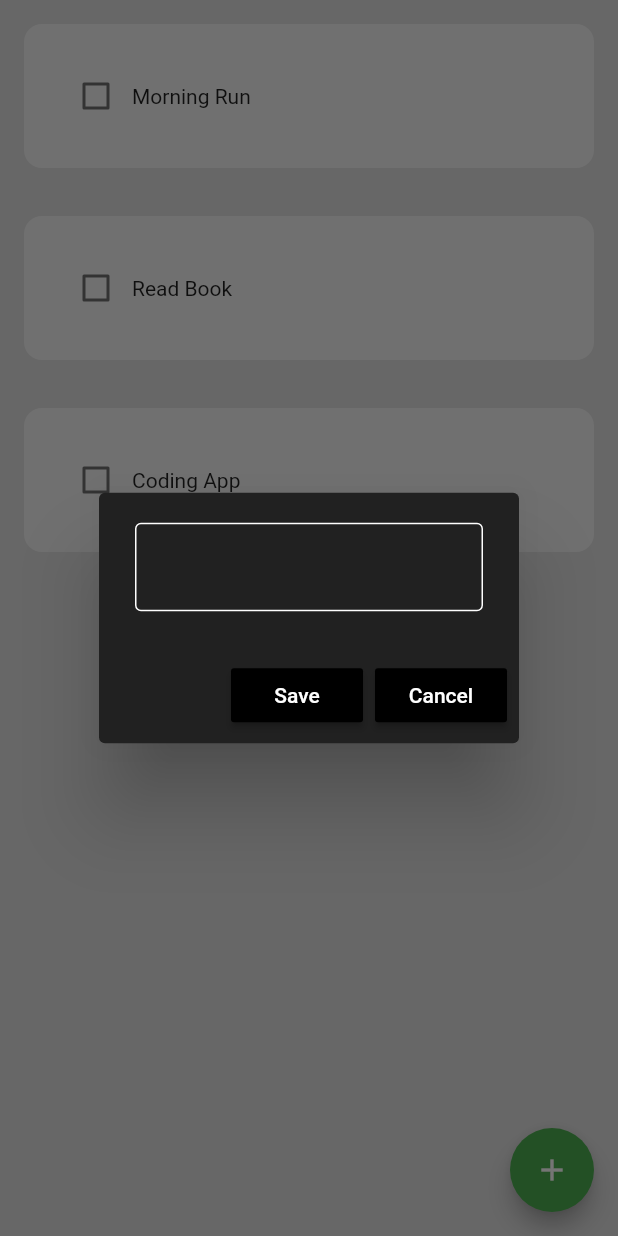
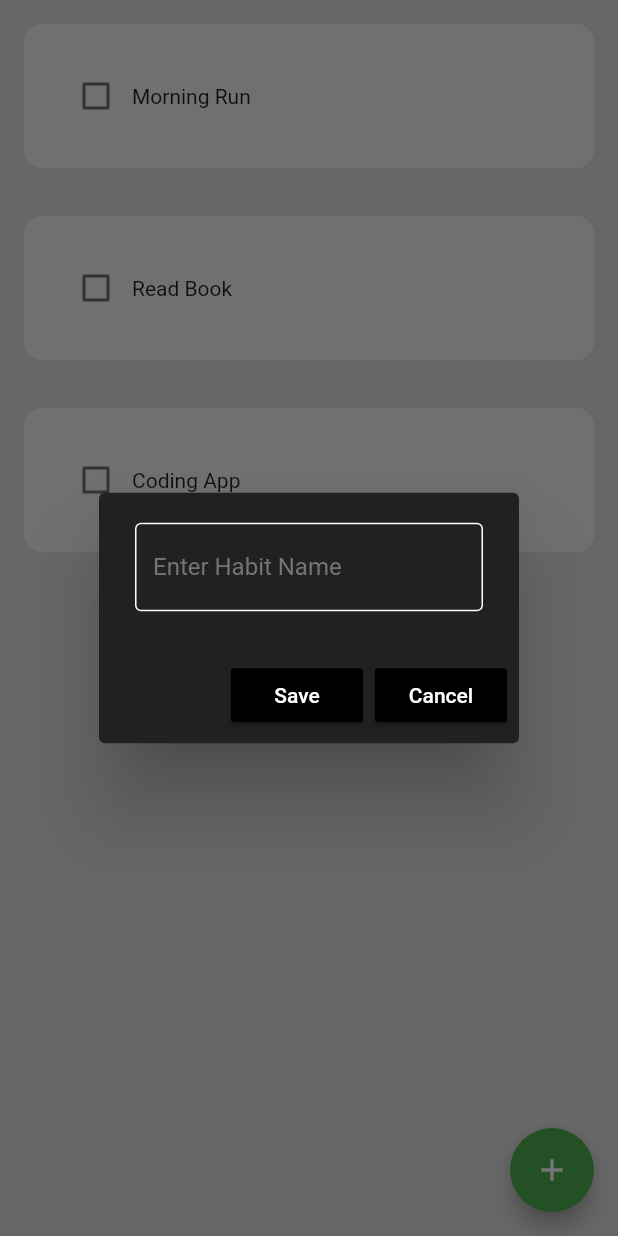
Before and after one commit to efraindrummer/habitTrackerApp, a Flutter app: the screen it shows after launch, after a tap on the "add" icon, on a phone screen of 412 x 824 dp. Run offline on Flutter 3.47's test engine with Material 2 defaults, Android fonts, the phone set to English and light mode, and no system bars; drawn by our look-alikes of flutter_slidable.

Commit message:
desing ui part 2 ready

```diff
--- a/lib/components/habit_tile.dart
+++ b/lib/components/habit_tile.dart
@@ -6,12 +6,16 @@ class HabitTile extends StatelessWidget {
   final String habitName;
   final bool habitCompleted;
   final Function(bool?)? onChanged;
+  final Function(BuildContext)? settingsTapped;
+  final Function(BuildContext)? deleteTapped;
 
   const HabitTile({
     Key? key,
     required this.habitName,
     required this.habitCompleted,
-    required this.onChanged
+    required this.onChanged,
+    required this.settingsTapped,
+    required this.deleteTapped
   }) : super(key: key);
 
   @override
@@ -20,12 +24,19 @@ class HabitTile extends StatelessWidget {
       padding: const EdgeInsets.all(16.0),
       child: Slidable(
         endActionPane: ActionPane(
-          motion: StretchMotion(),
+          motion: const StretchMotion(),
           children: [
             SlidableAction(
-              onPressed: (context){},
+              onPressed: settingsTapped,
               backgroundColor: Colors.grey.shade800,
               icon: Icons.settings,
+              borderRadius: BorderRadius.circular(12),
+            ),
+            SlidableAction(
+              onPressed: deleteTapped,
+              backgroundColor: Colors.red.shade400,
+              icon: Icons.delete,
+              borderRadius: BorderRadius.circular(12),
             )
           ],
         ),
--- /dev/null
+++ b/lib/components/my_alert_box.dart
@@ -0,0 +1,46 @@
+import 'package:flutter/material.dart';
+
+class MyAlertBox extends StatelessWidget {
+
+  final controller;
+  final String  hintText;
+  final VoidCallback onSave;
+  final VoidCallback onCancel;
+
+  const MyAlertBox({
+    Key? key,
+    this.controller,
+    required this.onSave,
+    required this.onCancel,
+    required this.hintText
+  }) : super(key: key);
+
+  @override
+  Widget build(BuildContext context) {
+    return AlertDialog(
+      backgroundColor: Colors.grey[900],
+      content: TextField(
+        controller: controller,
+        style: const TextStyle(color: Color.fromARGB(255, 255, 255, 255)),
+        decoration: InputDecoration(
+          hintText: hintText,
+          hintStyle: TextStyle(color: Colors.grey[600]),
+          enabledBorder: OutlineInputBorder(borderSide: BorderSide(color: Colors.white)),
+          focusedBorder: OutlineInputBorder(borderSide: BorderSide(color: Colors.white)),
+        ),
+      ),
+      actions: [
+        MaterialButton(
+          onPressed: onSave,
+          child: const Text("Save", style: TextStyle(color: Colors.white)),
+          color: Colors.black,
+        ),
+        MaterialButton(
+          onPressed: onCancel,
+          child: const Text("Cancel", style: TextStyle(color: Colors.white)),
+          color: Colors.black,
+        ),
+      ],
+    );
+  }
+}
--- a/lib/components/new_habit_box.dart
+++ /dev/null
@@ -1,46 +0,0 @@
-import 'package:flutter/material.dart';
-
-class EnterNewHabitBox extends StatelessWidget {
-
-  final controller;
-  final VoidCallback onSave;
-  final VoidCallback onCancel;
-
-  const EnterNewHabitBox({
-    Key? key,
-    this.controller,
-    required this.onSave,
-    required this.onCancel
-  }) : super(key: key);
-
-  @override
-  Widget build(BuildContext context) {
-    return AlertDialog(
-      backgroundColor: Colors.grey[900],
-      content: TextField(
-        controller: controller,
-        style: const TextStyle(color: Colors.white),
-        decoration:const InputDecoration(
-          enabledBorder: OutlineInputBorder(
-            borderSide: BorderSide(color: Colors.white)
-          ),
-          focusedBorder: OutlineInputBorder(
-            borderSide: BorderSide(color: Colors.white)
-          ),
-        ),
-      ),
-      actions: [
-        MaterialButton(
-          onPressed: onSave,
-          child: Text("Save", style: TextStyle(color: Colors.white)),
-          color: Colors.black,
-        ),
-        MaterialButton(
-          onPressed: onCancel,
-          child: Text("Cancel", style: TextStyle(color: Colors.white)),
-          color: Colors.black,
-        ),
-      ],
-    );
-  }
-}
```
Also changed, not shown: lib/pages/home_page.dart (+36 -5 lines).
